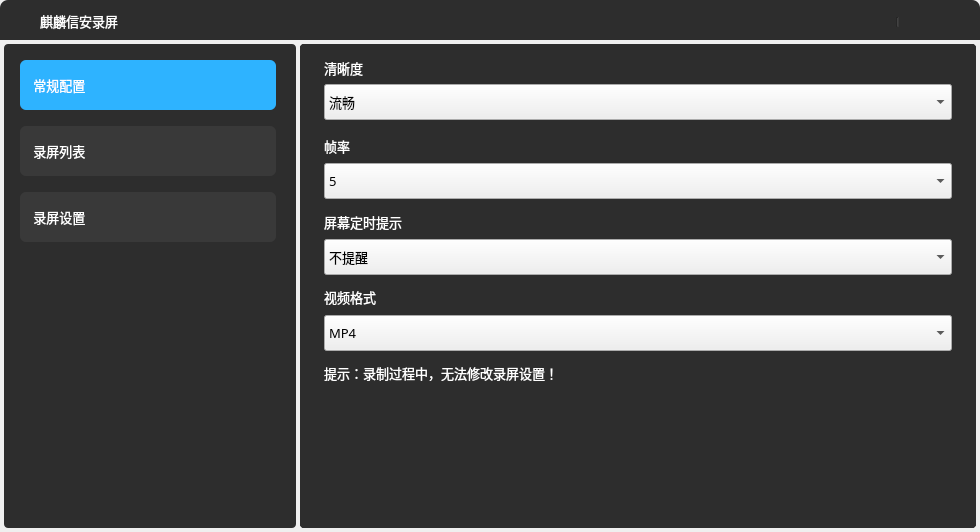
Before: the Qt Designer form src/ui/ks-vaudit-record/src/widget.ui in openeuler-mirror/ks-vaudit, drawn with Qt 5.
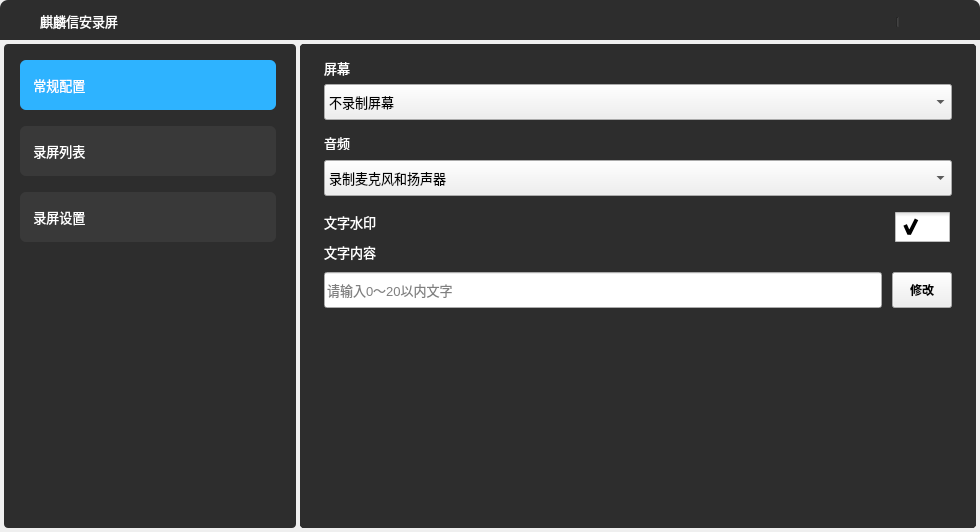
After: the same form once the commit is applied. Icons and pictures are not drawn.

What changed in the file:
```diff
--- a/src/ui/ks-vaudit-record/src/widget.ui
+++ b/src/ui/ks-vaudit-record/src/widget.ui
@@ -491,7 +491,7 @@
        <string/>
       </property>
       <property name="placeholderText">
-       <string>请输入文字</string>
+       <string>请输入0～20以内文字</string>
       </property>
      </widget>
     </widget>
@@ -1272,9 +1272,9 @@
     </widget>
     <zorder>SideBar</zorder>
     <zorder>ListBody</zorder>
-    <zorder>NormalBody</zorder>
     <zorder>NormalFooterBar</zorder>
     <zorder>ConfigBody</zorder>
+    <zorder>NormalBody</zorder>
    </widget>
   </widget>
  </widget>
```
